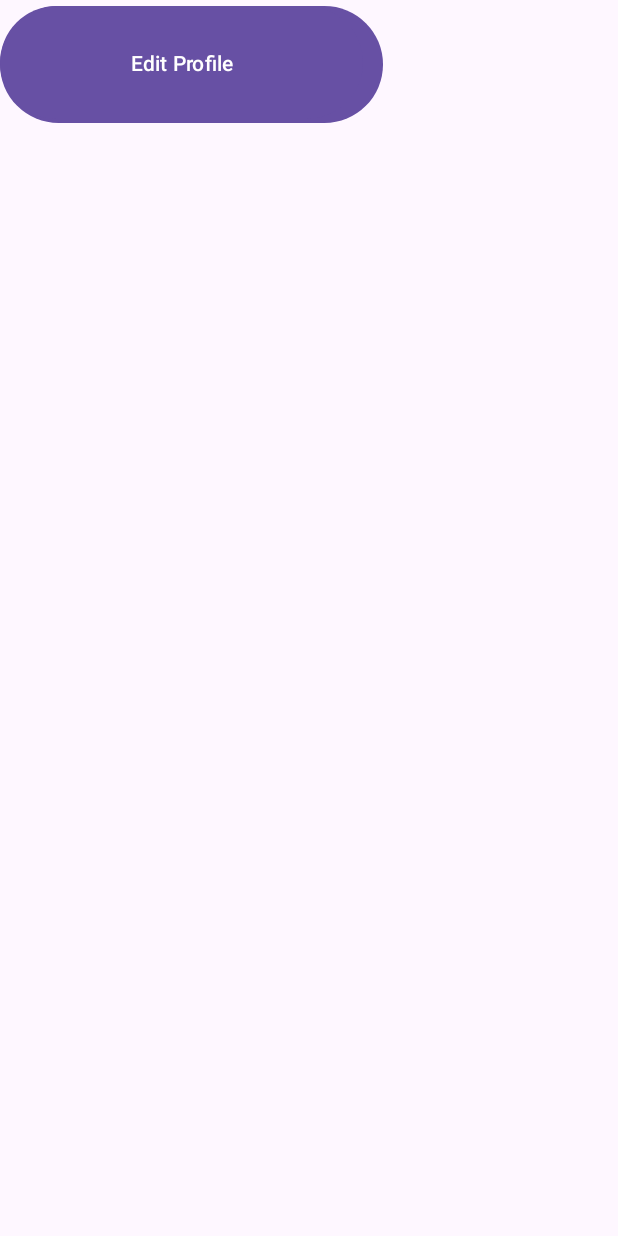
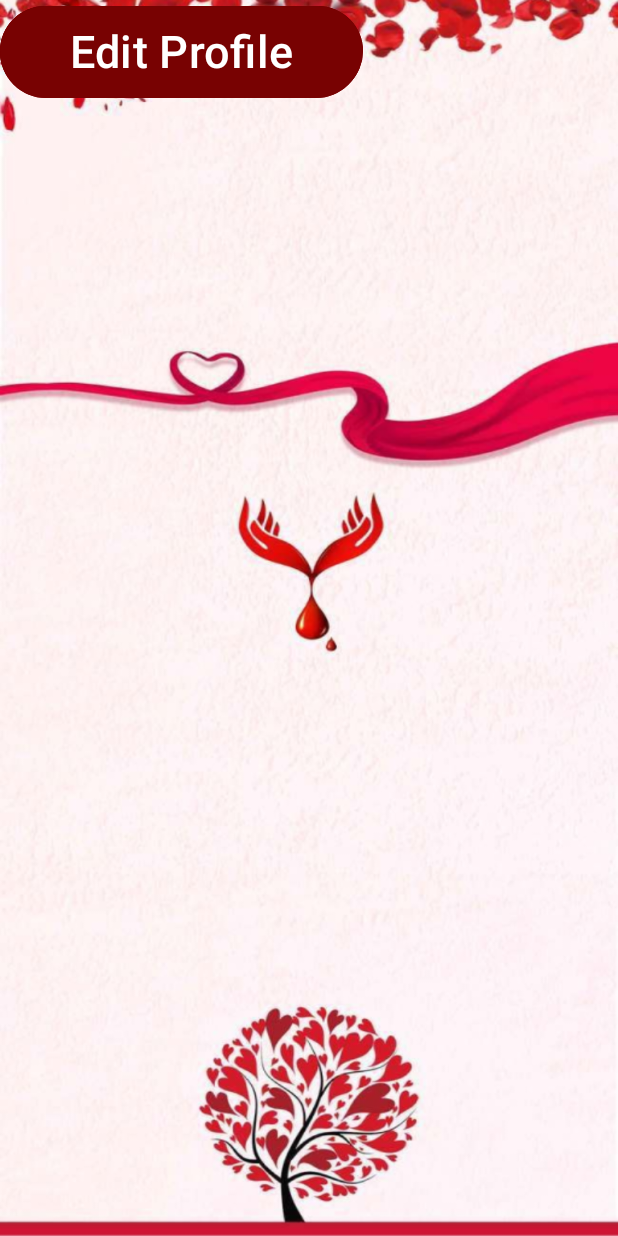
Before and after one commit to sshreya007/android-BloodDonationNetwork, an Android app: the ProfileActivity screen opened directly, with no data from a screen before it, on a phone screen of 412 x 824 dp. Run offline under Robolectric (Android 15) with nearby library versions, the light colour scheme and no system bars.

Commit message:
Eigth Commit

```diff
--- a/app/src/main/res/layout/activity_profile.xml
+++ b/app/src/main/res/layout/activity_profile.xml
@@ -5,21 +5,26 @@
     android:id="@+id/main"
     android:layout_width="match_parent"
     android:layout_height="match_parent"
-    tools:context=".ui.activity.ProfileActivity">
+    tools:context=".ui.activity.ProfileActivity"
+    android:background="@drawable/profile">
 
     <Button
         android:id="@+id/btnlogout"
-        android:layout_width="255dp"
-        android:layout_height="86dp"
+        android:layout_width="241dp"
+        android:layout_height="69dp"
         android:text="Logout"
-        tools:layout_editor_absoluteX="68dp"
-        tools:layout_editor_absoluteY="215dp" />
+        android:textSize="30dp"
+        android:backgroundTint="@color/red"
+        tools:layout_editor_absoluteX="92dp"
+        tools:layout_editor_absoluteY="408dp" />
 
     <Button
         android:id="@+id/btneditprofile"
         android:layout_width="242dp"
-        android:layout_height="83dp"
+        android:layout_height="68dp"
         android:text="Edit Profile"
-        tools:layout_editor_absoluteX="81dp"
-        tools:layout_editor_absoluteY="335dp" />
+        android:textSize="30dp"
+        android:backgroundTint="@color/red"
+        tools:layout_editor_absoluteX="98dp"
+        tools:layout_editor_absoluteY="508dp" />
 </androidx.constraintlayout.widget.ConstraintLayout>
```
Also changed, not shown: app/src/main/res/drawable/profile.png (added).
